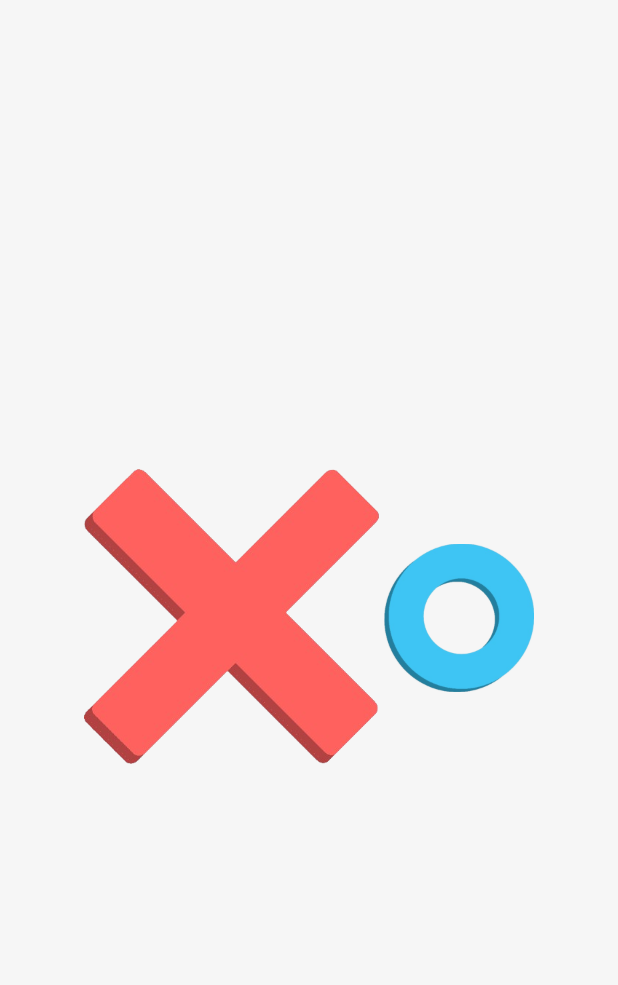
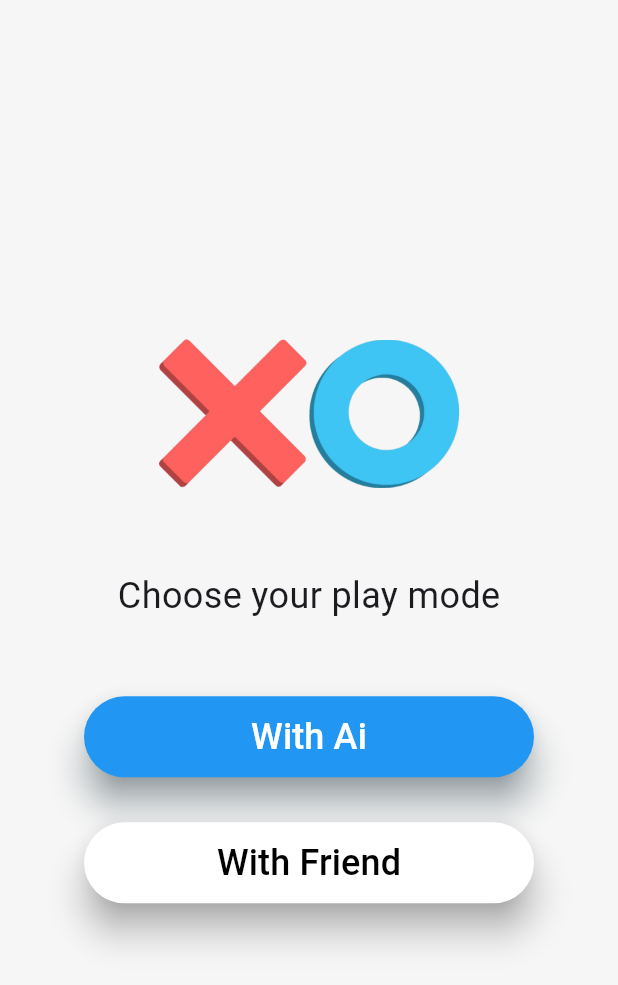
Before and after one commit to migarakavishan/tic_tac_toe_game, a Flutter app: the screen it shows after launch, on a phone screen of 412 x 824 dp. Shown: the top 985 px of the screen. Run offline on Flutter 3.47's test engine with Material 3 defaults, Android fonts, the phone set to English and light mode, and no system bars.

Commit message:
"Updated PlayModeScreen with new UI elements and navigation to ChooseSideScreen"

```diff
--- a/lib/screens/play_mode_screen.dart
+++ b/lib/screens/play_mode_screen.dart
@@ -1,4 +1,5 @@
 import 'package:flutter/material.dart';
+import 'package:tic_tac_toe_game/screens/choose_side_screen.dart';
 
 class PlayModeScreen extends StatefulWidget {
   const PlayModeScreen({super.key});
@@ -21,15 +22,67 @@ class _PlayModeScreenState extends State<PlayModeScreen> {
               children: [
                 Image.asset(
                   'assets/cross.png',
-                  width: 200,
+                  width: 100,
                 ),
                 Image.asset(
                   'assets/circle.png',
                   width: 100,
                 ),
-
               ],
-            )
+            ),
+            const SizedBox(
+              height: 50,
+            ),
+            const Text(
+              'Choose your play mode',
+              style: TextStyle(
+                fontSize: 24,
+              ),
+            ),
+            const SizedBox(
+              height: 50,
+            ),
+            ElevatedButton(
+                style: ElevatedButton.styleFrom(
+                    backgroundColor: Colors.blue,
+                    minimumSize: const Size(300, 50),
+                    padding: const EdgeInsets.symmetric(vertical: 10),
+                    elevation: 10,
+                    shadowColor: Colors.blueGrey),
+                onPressed: () {
+                  Navigator.push(
+                      context,
+                      MaterialPageRoute(
+                        builder: (context) =>
+                            const ChooseSideScreen(isAi: true),
+                      ));
+                },
+                child: const Text(
+                  "With Ai",
+                  style: TextStyle(fontSize: 24, color: Colors.white),
+                )),
+            const SizedBox(
+              height: 30,
+            ),
+            ElevatedButton(
+                style: ElevatedButton.styleFrom(
+                    backgroundColor: Colors.white,
+                    minimumSize: const Size(300, 50),
+                    padding: const EdgeInsets.symmetric(vertical: 10),
+                    elevation: 10,
+                    shadowColor: Colors.grey),
+                onPressed: () {
+                  Navigator.push(
+                      context,
+                      MaterialPageRoute(
+                        builder: (context) =>
+                            const ChooseSideScreen(isAi: false),
+                      ));
+                },
+                child: const Text(
+                  "With Friend",
+                  style: TextStyle(fontSize: 24, color: Colors.black),
+                )),
           ],
         ),
       ),
```
Also changed, not shown: lib/screens/choose_side_screen.dart (added, +16 -0 lines).
